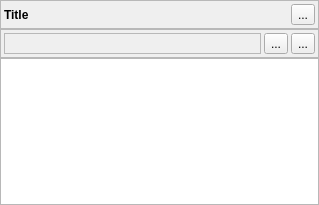
First picture: the form in libshvvisu/src/timeline/channelprobewidget.ui, repository silicon-heaven/libshv, before the edit.
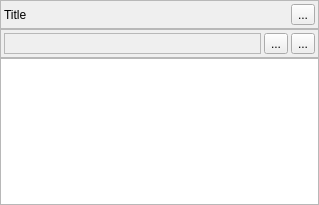
Second picture: the form after the edit. Icons and pictures are not drawn.

Commit message: remove bold font for probe title

Diff of the .ui file:
```diff
--- a/libshvvisu/src/timeline/channelprobewidget.ui
+++ b/libshvvisu/src/timeline/channelprobewidget.ui
@@ -67,11 +67,6 @@
           <verstretch>0</verstretch>
          </sizepolicy>
         </property>
-        <property name="font">
-         <font>
-          <bold>true</bold>
-         </font>
-        </property>
         <property name="mouseTracking">
          <bool>true</bool>
         </property>
```
